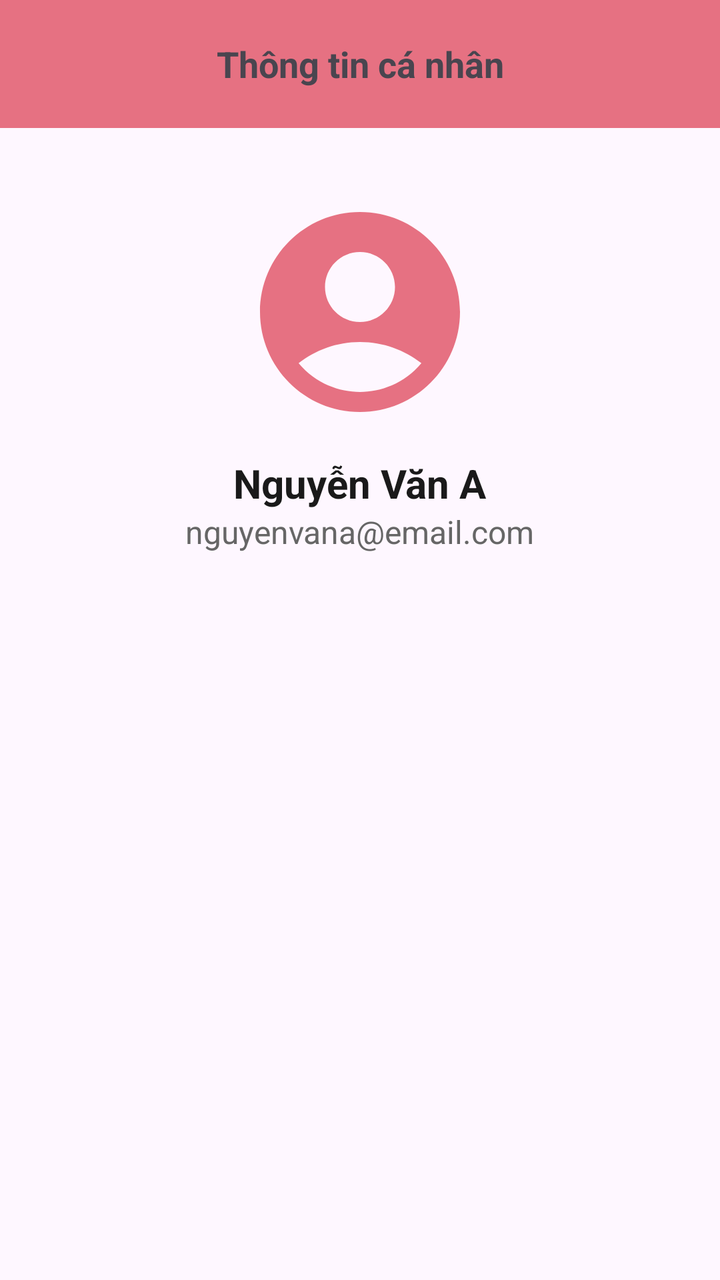
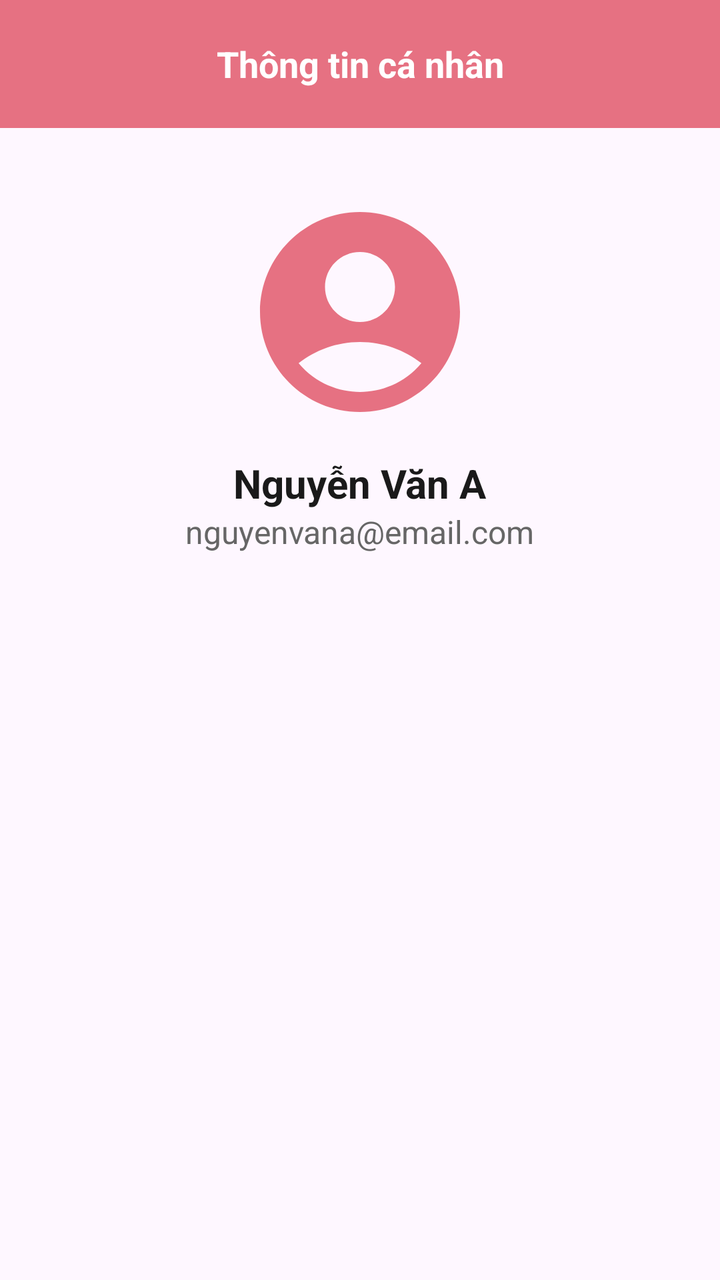

Compare the two renders of this Android layout. The source of the first and the diff that turns it into the second are given below.
<!-- AndroidManifest.xml: application theme Theme.Apt -->
<!-- res/layout/layout_profile_header.xml -->
<?xml version="1.0" encoding="utf-8"?>
<androidx.constraintlayout.widget.ConstraintLayout
    xmlns:android="http://schemas.android.com/apk/res/android"
    xmlns:app="http://schemas.android.com/apk/res-auto"
    xmlns:tools="http://schemas.android.com/tools"
    android:layout_width="match_parent"
    android:layout_height="wrap_content">

    <TextView
        android:id="@+id/acction_bar_profile"
        android:layout_width="match_parent"
        android:layout_height="?attr/actionBarSize"
        android:background="@color/primary"
        android:gravity="center"
        android:text="Thông tin cá nhân"
        android:textSize="18sp"
        android:textStyle="bold"
        app:layout_constraintTop_toTopOf="parent" />

    <ImageView
        android:id="@+id/img_profile"
        android:layout_width="120dp"
        android:layout_height="120dp"
        android:layout_marginTop="32dp"
        android:scaleType="centerCrop"
        android:src="@drawable/ic_account_circle"
        app:layout_constraintEnd_toEndOf="parent"
        app:layout_constraintStart_toStartOf="parent"
        app:layout_constraintTop_toBottomOf="@+id/acction_bar_profile" />

    <TextView
        android:id="@+id/tv_name"
        android:layout_width="wrap_content"
        android:layout_height="wrap_content"
        android:layout_marginTop="12dp"
        android:text="Nguyễn Văn A"
        android:textColor="@color/text_title"
        android:textSize="20sp"
        android:textStyle="bold"
        app:layout_constraintEnd_toEndOf="parent"
        app:layout_constraintStart_toStartOf="parent"
        app:layout_constraintTop_toBottomOf="@id/img_profile" />

    <TextView
        android:id="@+id/tv_email"
        android:layout_width="wrap_content"
        android:layout_height="wrap_content"
        android:text="nguyenvana@email.com"
        android:textColor="@color/text_body"
        android:textSize="16sp"
        app:layout_constraintEnd_toEndOf="parent"
        app:layout_constraintStart_toStartOf="parent"
        app:layout_constraintTop_toBottomOf="@id/tv_name" />

</androidx.constraintlayout.widget.ConstraintLayout>
<!-- resources referenced by this layout -->
<resources>
  <color name="primary">#E67182</color>
  <color name="text_body">#666666</color>
  <color name="text_title">#1A1A1A</color>
  <!-- drawable ic_account_circle (drawable) -->
  <vector xmlns:android="http://schemas.android.com/apk/res/android" android:height="24dp" android:tint="#E67182" android:viewportHeight="24" android:viewportWidth="24" android:width="24dp">
        
      <path android:fillColor="@android:color/white" android:pathData="M12,2C6.48,2 2,6.48 2,12s4.48,10 10,10s10,-4.48 10,-10S17.52,2 12,2zM12,6c1.93,0 3.5,1.57 3.5,3.5S13.93,13 12,13s-3.5,-1.57 -3.5,-3.5S10.07,6 12,6zM12,20c-2.03,0 -4.43,-0.82 -6.14,-2.88C7.55,15.8 9.68,15 12,15s4.45,0.8 6.14,2.12C16.43,19.18 14.03,20 12,20z"/>
      
  </vector>
  <style name="Theme.Apt" parent="Base.Theme.Apt" />
  <style name="Base.Theme.Apt" parent="Theme.Material3.DayNight.NoActionBar">
          
          
      </style>
</resources>

<!-- the commit's change to res/layout/layout_profile_header.xml (unified diff, before → after) -->
@@ -13,6 +13,7 @@
         android:background="@color/primary"
         android:gravity="center"
         android:text="Thông tin cá nhân"
+        android:textColor="@color/white"
         android:textSize="18sp"
         android:textStyle="bold"
         app:layout_constraintTop_toTopOf="parent" />
<!-- resource entries referenced after the edit -->
@@ -3,6 +3,7 @@
   <color name="primary">#E67182</color>
   <color name="text_body">#666666</color>
   <color name="text_title">#1A1A1A</color>
+  <color name="white">#FFFFFFFF</color>
   <!-- drawable ic_account_circle (drawable) -->
   <vector xmlns:android="http://schemas.android.com/apk/res/android" android:height="24dp" android:tint="#E67182" android:viewportHeight="24" android:viewportWidth="24" android:width="24dp">
         
